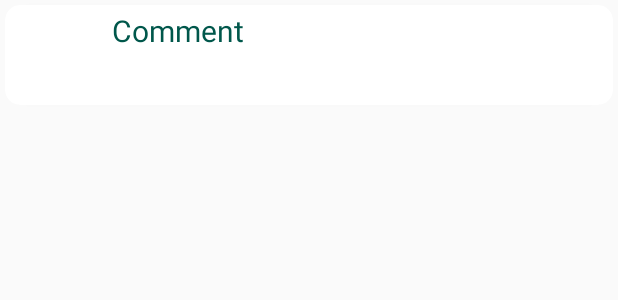
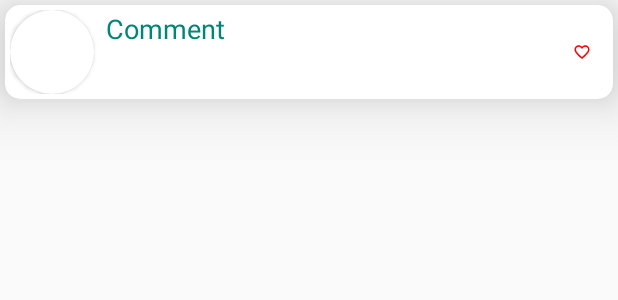
Before and after one commit to Andrejpopof/tinder, an Android app: the layout element.xml on its own in the app's theme, with its tools: preview values and no code run, on a phone screen of 412 x 824 dp. Shown: the top 300 px of the screen. Run offline under Robolectric (Android 15) with nearby library versions, the phone set to English and light mode, and no system bars.

Commit message:
Added Circle ImageViews + Addded like for comments

```diff
--- a/app/src/main/java/com/example/proektandroiddavidpope/Element.java
+++ b/app/src/main/java/com/example/proektandroiddavidpope/Element.java
@@ -3,6 +3,7 @@ package com.example.proektandroiddavidpope;
 public class Element {
     private int mImageResource;
     private String mComment;
+    private int mButton;
 
     Element(int ImageResource,String comment)
     {
@@ -17,4 +18,6 @@ public class Element {
     public String getmComment() {
         return mComment;
     }
+
+    public int getmButton () { return  mButton;}
 }
--- a/app/src/main/java/com/example/proektandroiddavidpope/ElementAdapter.java
+++ b/app/src/main/java/com/example/proektandroiddavidpope/ElementAdapter.java
@@ -3,8 +3,10 @@ package com.example.proektandroiddavidpope;
 import android.view.LayoutInflater;
 import android.view.View;
 import android.view.ViewGroup;
+import android.widget.ImageButton;
 import android.widget.ImageView;
 import android.widget.TextView;
+import android.widget.Toast;
 
 import androidx.annotation.NonNull;
 import androidx.recyclerview.widget.RecyclerView;
@@ -17,10 +19,19 @@ public class ElementAdapter extends RecyclerView.Adapter<ElementAdapter.ElementV
 
         public ImageView mImageView;
         public TextView mTextView;
+        public ImageButton mButton;
         public ElementViewHolder(@NonNull View itemView) {
             super(itemView);
             mImageView=itemView.findViewById(R.id.slika);
             mTextView=itemView.findViewById(R.id.komentar);
+            mButton=itemView.findViewById(R.id.like);
+
+            mButton.setOnClickListener(new View.OnClickListener() {
+                @Override
+                public void onClick(View v) {
+                    Toast.makeText(v.getContext(), "You Liked the comment", Toast.LENGTH_SHORT).show();
+                }
+            });
         }
     }
 
--- /dev/null
+++ b/app/src/main/res/drawable/ic_favorite_border_black_24dp.xml
@@ -0,0 +1,5 @@
+<vector android:height="12dp" android:tint="#FC0000"
+    android:viewportHeight="24.0" android:viewportWidth="24.0"
+    android:width="12dp" xmlns:android="http://schemas.android.com/apk/res/android">
+    <path android:fillColor="#FF000000" android:pathData="M16.5,3c-1.74,0 -3.41,0.81 -4.5,2.09C10.91,3.81 9.24,3 7.5,3 4.42,3 2,5.42 2,8.5c0,3.78 3.4,6.86 8.55,11.54L12,21.35l1.45,-1.32C18.6,15.36 22,12.28 22,8.5 22,5.42 19.58,3 16.5,3zM12.1,18.55l-0.1,0.1 -0.1,-0.1C7.14,14.24 4,11.39 4,8.5 4,6.5 5.5,5 7.5,5c1.54,0 3.04,0.99 3.57,2.36h1.87C13.46,5.99 14.96,5 16.5,5c2,0 3.5,1.5 3.5,3.5 0,2.89 -3.14,5.74 -7.9,10.05z"/>
+</vector>
--- a/app/src/main/res/layout/element.xml
+++ b/app/src/main/res/layout/element.xml
@@ -5,28 +5,58 @@
     android:layout_height="wrap_content"
     xmlns:app="http://schemas.android.com/apk/res-auto"
     android:layout_margin="3dp"
-    app:cardCornerRadius="10dp">
+    app:cardCornerRadius="10dp"
+    app:cardElevation="25dp"
+    >
 
-        <RelativeLayout
+        <LinearLayout
             android:layout_width="match_parent"
             android:layout_height="match_parent"
-            android:layout_margin="3dp">
+            android:layout_margin="3dp"
+            android:orientation="horizontal"
+            >
 
-            <ImageView
-                android:id="@+id/slika"
-                android:layout_width="60dp"
-                android:layout_height="60dp"
-                android:padding="2dp"/>
+            <androidx.cardview.widget.CardView
+                android:id="@+id/cardView2"
+                android:layout_width="56dp"
+                android:layout_height="56dp"
+                app:cardCornerRadius="28dp">
+
+                <ImageView
+                    android:id="@+id/slika"
+                    android:layout_width="match_parent"
+                    android:layout_height="match_parent"
+                    android:scaleType="centerCrop"
+                    />
+
+            </androidx.cardview.widget.CardView>
+
             <TextView
                 android:id="@+id/komentar"
                 android:layout_width="wrap_content"
                 android:layout_height="wrap_content"
-                android:layout_toEndOf="@+id/slika"
                 android:text="Comment"
                 android:textAlignment="textStart"
-                android:textSize="20sp"
-                android:textColor="@color/colorPrimaryDark"
+                android:textSize="18sp"
+                android:textColor="@color/colorPrimary"
                 android:layout_marginStart="8dp"
+                android:layout_toEndOf="@+id/cardView2"
+                android:layout_toStartOf="@+id/like"
+                android:layout_marginEnd="10dp"
+                android:layout_weight="9"
                 />
-        </RelativeLayout>
+            <ImageButton
+                android:id="@+id/like"
+                android:src="@drawable/ic_favorite_border_black_24dp"
+                android:layout_width="15dp"
+                android:layout_height="match_parent"
+                android:layout_toEndOf="@+id/komentar"
+                android:layout_marginEnd="10dp"
+                android:layout_gravity="center_vertical"
+                style="?android:attr/borderlessButtonStyle"
+
+                />
+            />
+        </LinearLayout>
+
 </androidx.cardview.widget.CardView>
```
